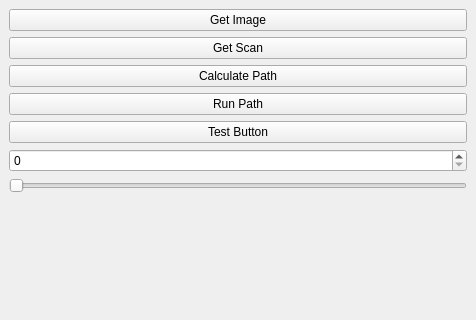
Before: the Qt Designer form SamplePlugin/src/SamplePlugin.ui in SkovIda/rovi_project, drawn with Qt 5; both pictures show x 0 to 476 and y 0 to 320 of the 476 by 479 pixel window.
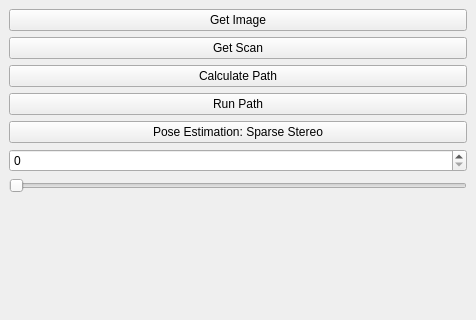
After: the same form once the commit is applied.

Commit message: added code to load an image of the bottle (to use for feature matching in pose estimation of the bottle) in the initialize()-func. Outcommented code in the poseEstimationSparseStereo()-func that could be used for performing feature matching, but it does not work yet

What changed in the file:
```diff
--- a/SamplePlugin/src/SamplePlugin.ui
+++ b/SamplePlugin/src/SamplePlugin.ui
@@ -48,7 +48,7 @@
       <item>
        <widget class="QPushButton" name="_btn2">
         <property name="text">
-         <string>Test Button</string>
+         <string>Pose Estimation: Sparse Stereo</string>
         </property>
        </widget>
       </item>
```
The commit also changes 3 other files.
